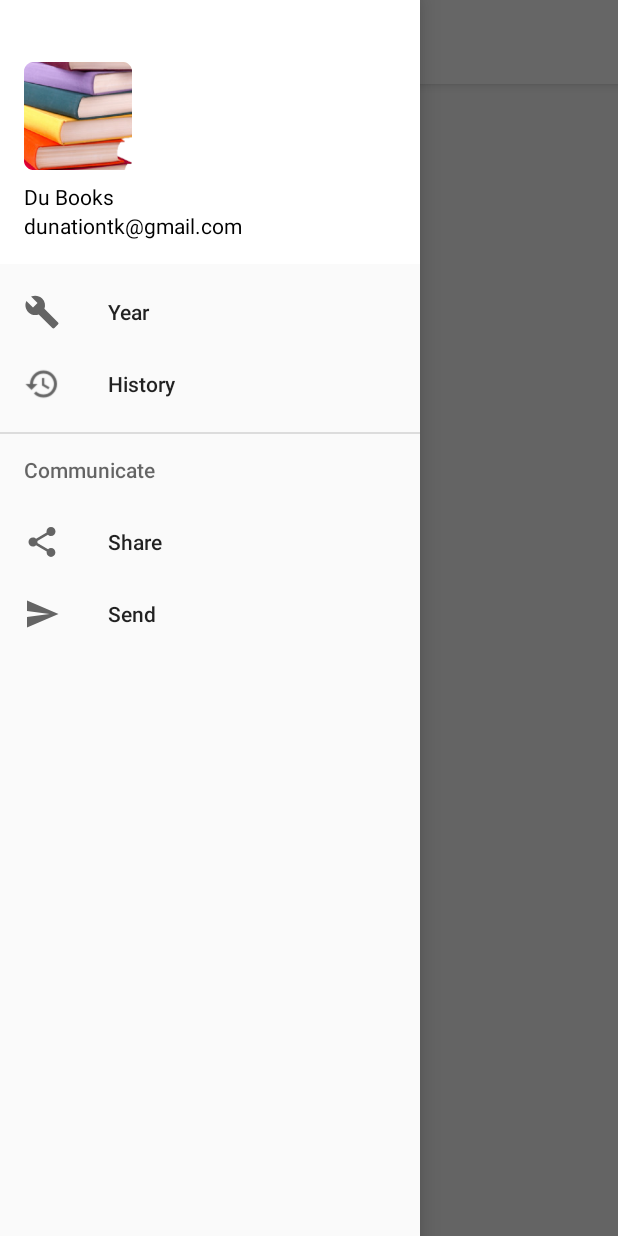
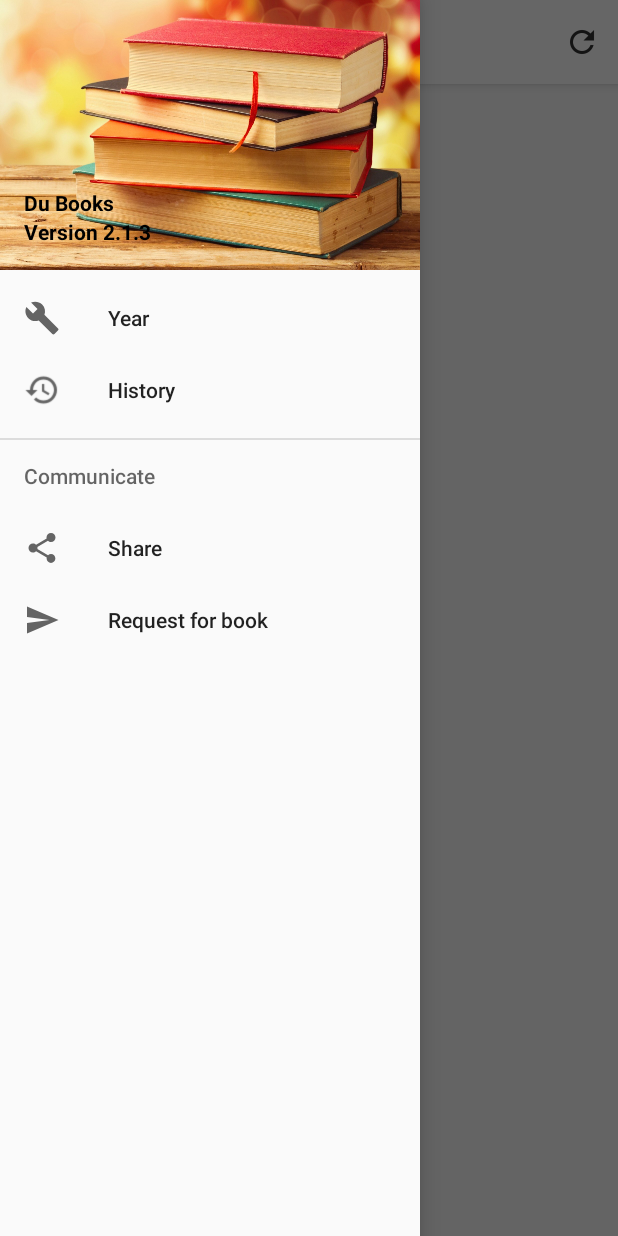
Before and after one commit to Satan7797/DuBooks, an Android app: the screen it shows after launch (MainActivity), with the side drawer open, on a phone screen of 412 x 824 dp. Run offline under Robolectric (Android 15) with nearby library versions, the phone set to English and light mode, and no system bars.

Commit message:
Version 2.1.3

```diff
--- a/app/build.gradle
+++ b/app/build.gradle
@@ -6,8 +6,8 @@ android {
         applicationId "dunation.tk.dubooks"
         minSdkVersion 19
         targetSdkVersion 26
-        versionCode 1
-        versionName "1.0"
+        versionCode 50
+        versionName "2.1.3"
         testInstrumentationRunner "android.support.test.runner.AndroidJUnitRunner"
     }
     buildTypes {
--- a/app/src/main/java/dunation/tk/dubooks/MainActivity.java
+++ b/app/src/main/java/dunation/tk/dubooks/MainActivity.java
@@ -18,6 +18,8 @@ import android.support.v7.app.ActionBarDrawerToggle;
 import android.support.v7.app.AppCompatActivity;
 import android.support.v7.widget.Toolbar;
 import android.util.Log;
+import android.view.Menu;
+import android.view.MenuInflater;
 import android.view.MenuItem;
 import android.view.View;
 import android.widget.AdapterView;
@@ -41,55 +43,8 @@ public class MainActivity extends AppCompatActivity
     protected void onCreate(Bundle savedInstanceState) {
         super.onCreate(savedInstanceState);
         setContentView(R.layout.activity_main);
-
-        mEmptyTextView = findViewById(R.id.empty_textView);
-        yearPref = PreferenceManager.getDefaultSharedPreferences(this).getString(getString(R.string.year), getString(R.string.year));
-        Toolbar toolbar = findViewById(R.id.toolbar);
-        setSupportActionBar(toolbar);
-
-        if (adapter != null) {
-            adapter.clear();
-        }
-
         adapter = new LinkAdapter(this, new ArrayList<LinkList>());
-
-        NetworkInfo activeNetworkInfo = ((ConnectivityManager) getSystemService(CONNECTIVITY_SERVICE)).getActiveNetworkInfo();
-        DrawerLayout drawer = findViewById(R.id.drawer_layout);
-        ActionBarDrawerToggle toggle = new ActionBarDrawerToggle(
-                this, drawer, toolbar, R.string.navigation_drawer_open, R.string.navigation_drawer_close);
-        drawer.addDrawerListener(toggle);
-        toggle.syncState();
-
-        NavigationView navigationView = findViewById(R.id.nav_view);
-        navigationView.setNavigationItemSelectedListener(this);
-
-        if (yearPref.equals("year_one") || yearPref.equals("year_two") || yearPref.equals("year_three")) {
-            if (activeNetworkInfo == null || !activeNetworkInfo.isConnected()) {
-                findViewById(R.id.loading_spinner).setVisibility(View.GONE);
-                mEmptyTextView.setText("No Internet");
-            } else {
-                getSupportLoaderManager().initLoader(0, null, this);
-            }
-
-            ListView listView = findViewById(R.id.main_list);
-            listView.setEmptyView(this.mEmptyTextView);
-            listView.setAdapter(adapter);
-
-            listView.setOnItemClickListener(new AdapterView.OnItemClickListener() {
-                @Override
-                public void onItemClick(AdapterView<?> adapterView, View view, int i, long l) {
-                    LinkList linkList = (LinkList) adapterView.getItemAtPosition(i);
-                    JSONArray jsonArray = linkList.getJsonArray();
-                    Intent intent = new Intent(MainActivity.this, Main2Activity.class);
-                    Main2Activity.jsonArray = jsonArray;
-                    startActivity(intent);
-                }
-            });
-        } else {
-            findViewById(R.id.main_list).setVisibility(View.GONE);
-            findViewById(R.id.loading_spinner).setVisibility(View.GONE);
-            mEmptyTextView.setText("No source selected");
-        }
+        update();
     }
 
     @Override
@@ -135,8 +90,8 @@ public class MainActivity extends AppCompatActivity
 
     @Override
     protected void onPostResume() {
-        onStart();
         adapter.clear();
+        super.onStart();
         super.onPostResume();
     }
 
@@ -162,4 +117,77 @@ public class MainActivity extends AppCompatActivity
         if (adapter != null)
             this.adapter.clear();
     }
+
+    @Override
+    public boolean onCreateOptionsMenu(Menu menu) {
+        getMenuInflater().inflate(R.menu.main, menu);
+        return true;
+    }
+
+    @Override
+    public boolean onOptionsItemSelected(MenuItem item) {
+        // Handle action bar item clicks here. The action bar will
+        // automatically handle clicks on the Home/Up button, so long
+        // as you specify a parent activity in AndroidManifest.xml.
+        int id = item.getItemId();
+
+        //noinspection SimplifiableIfStatement
+        if (id == R.id.refresh) {
+            update();
+            return true;
+        }
+
+        return super.onOptionsItemSelected(item);
+    }
+
+    @SuppressLint("SetTextI18n")
+    private void update() {
+        mEmptyTextView = findViewById(R.id.empty_textView);
+        yearPref = PreferenceManager.getDefaultSharedPreferences(this).getString(getString(R.string.year), getString(R.string.year));
+        Toolbar toolbar = findViewById(R.id.toolbar);
+        setSupportActionBar(toolbar);
+
+        if (adapter != null) {
+            adapter.clear();
+        }
+
+
+        NetworkInfo activeNetworkInfo = ((ConnectivityManager) getSystemService(CONNECTIVITY_SERVICE)).getActiveNetworkInfo();
+        DrawerLayout drawer = findViewById(R.id.drawer_layout);
+        ActionBarDrawerToggle toggle = new ActionBarDrawerToggle(
+                this, drawer, toolbar, R.string.navigation_drawer_open, R.string.navigation_drawer_close);
+        drawer.addDrawerListener(toggle);
+        toggle.syncState();
+
+        NavigationView navigationView = findViewById(R.id.nav_view);
+        navigationView.setNavigationItemSelectedListener(this);
+
+        if (yearPref.equals("year_one") || yearPref.equals("year_two") || yearPref.equals("year_three")) {
+            if (activeNetworkInfo == null || !activeNetworkInfo.isConnected()) {
+                findViewById(R.id.loading_spinner).setVisibility(View.GONE);
+                mEmptyTextView.setText("No Internet");
+            } else {
+                getSupportLoaderManager().initLoader(0, null, this);
+            }
+
+            ListView listView = findViewById(R.id.main_list);
+            listView.setEmptyView(this.mEmptyTextView);
+            listView.setAdapter(adapter);
+
+            listView.setOnItemClickListener(new AdapterView.OnItemClickListener() {
+                @Override
+                public void onItemClick(AdapterView<?> adapterView, View view, int i, long l) {
+                    LinkList linkList = (LinkList) adapterView.getItemAtPosition(i);
+                    JSONArray jsonArray = linkList.getJsonArray();
+                    Intent intent = new Intent(MainActivity.this, Main2Activity.class);
+                    Main2Activity.jsonArray = jsonArray;
+                    startActivity(intent);
+                }
+            });
+        } else {
+            findViewById(R.id.main_list).setVisibility(View.GONE);
+            findViewById(R.id.loading_spinner).setVisibility(View.GONE);
+            mEmptyTextView.setText("No source selected");
+        }
+    }
 }
--- a/app/src/main/res/layout/nav_header_main.xml
+++ b/app/src/main/res/layout/nav_header_main.xml
@@ -2,8 +2,8 @@
 <LinearLayout xmlns:android="http://schemas.android.com/apk/res/android"
     xmlns:app="http://schemas.android.com/apk/res-auto"
     android:layout_width="match_parent"
-    android:layout_height="@dimen/nav_header_height"
-    android:background="@drawable/side_nav_bar"
+    android:layout_height="180dp"
+    android:background="@drawable/book_pic"
     android:gravity="bottom"
     android:orientation="vertical"
     android:paddingLeft="@dimen/activity_horizontal_margin"
@@ -12,27 +12,21 @@
     android:paddingBottom="@dimen/activity_vertical_margin"
     android:theme="@style/ThemeOverlay.AppCompat.Dark">
 
-    <ImageView
-        android:id="@+id/imageView"
-        android:layout_width="wrap_content"
-        android:layout_height="wrap_content"
-        android:contentDescription="@string/nav_header_desc"
-        android:paddingTop="@dimen/nav_header_vertical_spacing"
-        app:srcCompat="@mipmap/ic_launcher_round" />
-
     <TextView
         android:layout_width="match_parent"
         android:layout_height="wrap_content"
         android:paddingTop="@dimen/nav_header_vertical_spacing"
         android:text="@string/nav_header_title"
+        android:textStyle="bold"
         android:textAppearance="@style/TextAppearance.AppCompat.Body1"
         android:textColor="#000000" />
 
     <TextView
-        android:id="@+id/textView"
+        android:id="@+id/nav_drawer_text"
         android:layout_width="wrap_content"
         android:layout_height="wrap_content"
         android:text="@string/nav_header_subtitle"
+        android:textStyle="bold"
         android:textColor="#000000" />
 
 </LinearLayout>
--- /dev/null
+++ b/app/src/main/res/menu/main.xml
@@ -0,0 +1,9 @@
+<?xml version="1.0" encoding="utf-8"?>
+<menu xmlns:android="http://schemas.android.com/apk/res/android"
+    xmlns:app="http://schemas.android.com/apk/res-auto">
+    <item
+        android:id="@+id/refresh"
+        android:icon="@drawable/ic_refresh"
+        android:title="@string/refresh"
+        app:showAsAction="always" />
+</menu>
--- a/app/src/main/res/values/strings.xml
+++ b/app/src/main/res/values/strings.xml
@@ -3,7 +3,7 @@
     <string name="navigation_drawer_open">Open navigation drawer</string>
     <string name="navigation_drawer_close">Close navigation drawer</string>
     <string name="nav_header_title">Du Books</string>
-    <string name="nav_header_subtitle">dunationtk@gmail.com</string>
+    <string name="nav_header_subtitle">Version 2.1.3</string>
     <string name="nav_header_desc">Navigation header</string>
     <string name="action_settings">Settings</string>
     <string name="history">History</string>
@@ -14,5 +14,6 @@
     <string name="semester">semester</string>
     <string name="subject">subject</string>
     <string name="content_not_found">Content Not Found</string>
-    <string name="send">Send</string>
+    <string name="send">Request for book</string>
+    <string name="refresh">Refresh</string>
 </resources>
```
Also changed, not shown: app/src/main/res/drawable-hdpi/ic_refresh.png (added), app/src/main/res/drawable-mdpi/ic_refresh.png (added), app/src/main/res/drawable-v24/book_pic.jpg (added), app/src/main/res/drawable-xhdpi/ic_refresh.png (added), app/src/main/res/drawable-xxhdpi/ic_refresh.png (added), app/src/main/res/drawable-xxxhdpi/ic_refresh.png (added), 2 other files.
